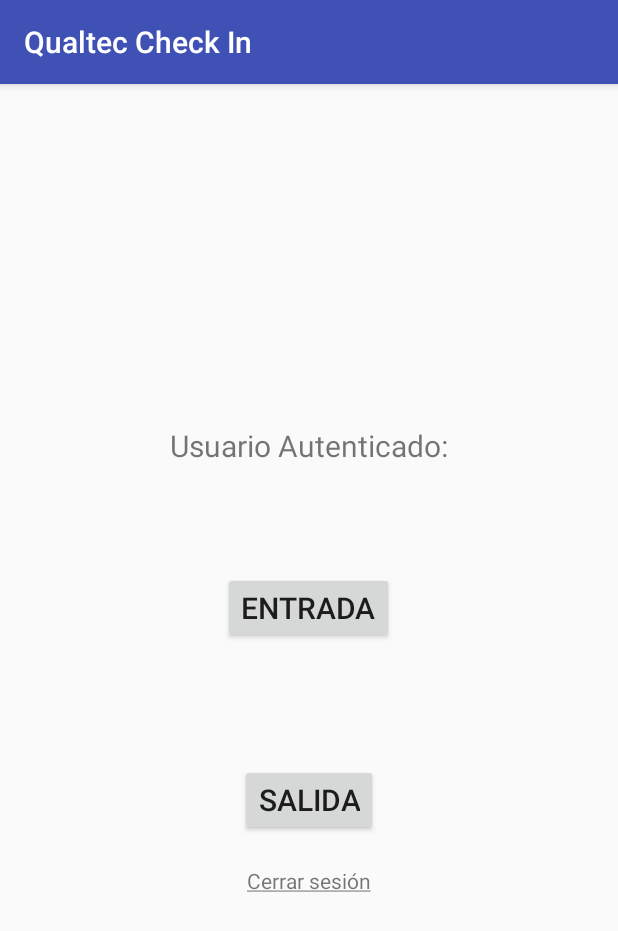
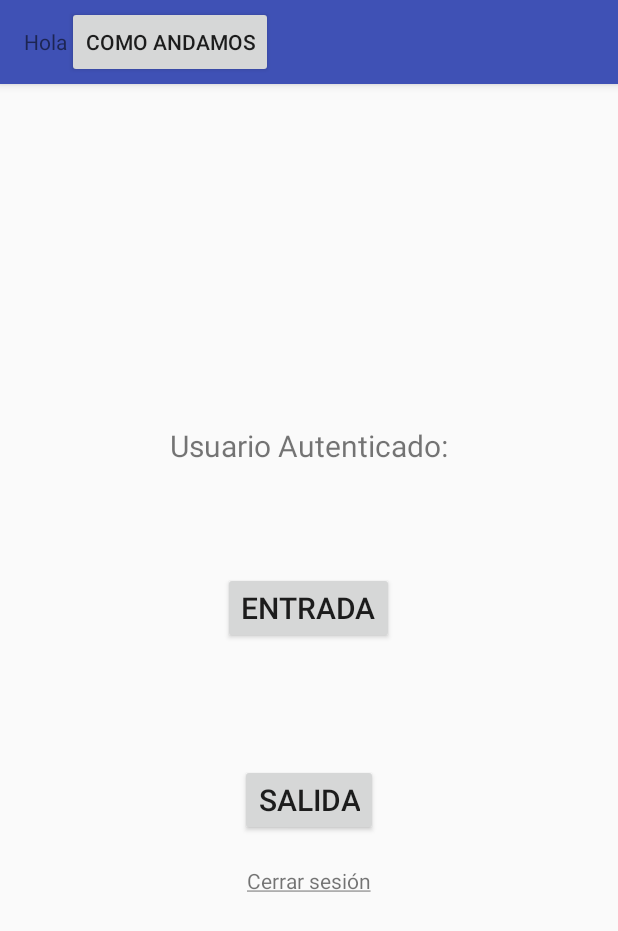
Before and after one commit to Loptt/remote-checkin-app, an Android app: the CheckInActivity screen opened directly, with no data from a screen before it, on a phone screen of 412 x 824 dp. Shown: the top 931 px of the screen. Run offline under Robolectric (Android 15) with nearby library versions, the phone set to English and light mode, and no system bars; our stand-ins replace Firebase (no records; nobody signed in at launch, a user with empty details on screens opened directly).

Commit message:
Added custom Action Bar in CheckIn Activity

```diff
--- a/QualtecCheckIn/app/src/main/java/com/carlos/qualteccheckin/CheckInActivity.java
+++ b/QualtecCheckIn/app/src/main/java/com/carlos/qualteccheckin/CheckInActivity.java
@@ -10,8 +10,11 @@ import android.support.annotation.NonNull;
 import android.support.v4.app.ActivityCompat;
 import android.support.v4.content.PermissionChecker;
 import android.support.v7.app.AppCompatActivity;
+import android.support.v7.app.ActionBar;
 import android.os.Bundle;
+import android.view.LayoutInflater;
 import android.view.View;
+import android.view.ViewGroup;
 import android.widget.Button;
 import android.widget.TextView;
 import android.widget.Toast;
@@ -35,15 +38,9 @@ public class CheckInActivity extends AppCompatActivity{
 
     private final int CHECKING_IN = 1;
     private final int CHEKING_OUT = 2;
-    private final int REQUEST_LOCATION = 1;
+    private final int REQUEST_LOCATION = 3;
 
     private  int statusSaver = 0;
-
-    private Button enterButton;
-    private Button exitButton;
-
-    private TextView usernameTextView;
-    private TextView logoutText;
 
     private FirebaseUser user;
 
@@ -59,15 +56,31 @@ public class CheckInActivity extends AppCompatActivity{
         super.onCreate(savedInstanceState);
         setContentView(R.layout.activity_check_in);
 
-        enterButton = (Button) findViewById(R.id.check_in_enter);
-        exitButton = (Button) findViewById(R.id.check_in_exit);
-        logoutText = (TextView) findViewById(R.id.check_in_logout);
+        Button enterButton = (Button) findViewById(R.id.check_in_enter);
+        Button exitButton = (Button) findViewById(R.id.check_in_exit);
+        TextView logoutText = (TextView) findViewById(R.id.check_in_logout);
 
-        usernameTextView = (TextView) findViewById(R.id.check_in_username);
+        TextView usernameTextView = (TextView) findViewById(R.id.check_in_username);
 
         user = FirebaseAuth.getInstance().getCurrentUser();
 
         locationProviderClient = LocationServices.getFusedLocationProviderClient(this);
+
+        ActionBar actionBar = getSupportActionBar();
+
+        LayoutInflater inflater = LayoutInflater.from(this);
+        View customView = inflater.inflate(R.layout.action_bar_check_in,null);
+
+        if (actionBar != null) {
+            actionBar.setDisplayShowHomeEnabled(false);
+            actionBar.setDisplayShowTitleEnabled(false);
+
+            actionBar.setCustomView(customView);
+            actionBar.setDisplayShowCustomEnabled(true);
+        }
+        else {
+            Toast.makeText(CheckInActivity.this, "Whoops", Toast.LENGTH_SHORT).show();
+        }
 
         if (user != null) {
             username = user.getDisplayName();
--- /dev/null
+++ b/QualtecCheckIn/app/src/main/res/layout/action_bar_check_in.xml
@@ -0,0 +1,19 @@
+<?xml version="1.0" encoding="utf-8"?>
+<LinearLayout xmlns:android="http://schemas.android.com/apk/res/android"
+    android:orientation="horizontal"
+    android:layout_width="match_parent"
+    android:layout_height="match_parent"
+    android:paddingEnd="8dp">
+
+    <TextView
+        android:layout_width="wrap_content"
+        android:layout_height="wrap_content"
+        android:text="Hola"/>
+
+    <Button
+        android:layout_width="wrap_content"
+        android:layout_height="wrap_content"
+        android:text="como andamos"
+        />
+
+</LinearLayout>
```
